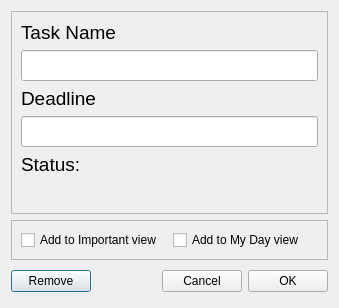
The window that EditTaskDialog.ui (Maksymr0906/ToDoList) describes before a commit, drawn with Qt 5.
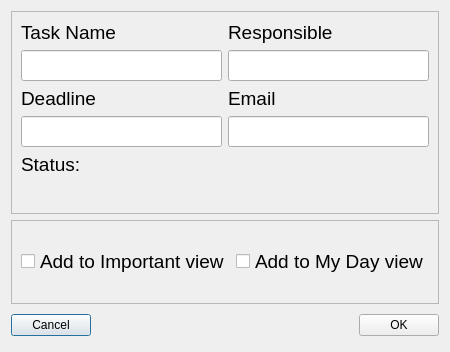
The same window after the commit.

Diff of the .ui file:
```diff
--- a/EditTaskDialog.ui
+++ b/EditTaskDialog.ui
@@ -6,8 +6,8 @@
    <rect>
     <x>0</x>
     <y>0</y>
-    <width>339</width>
-    <height>300</height>
+    <width>428</width>
+    <height>352</height>
    </rect>
   </property>
   <property name="windowTitle">
@@ -22,8 +22,17 @@
      <property name="frameShadow">
       <enum>QFrame::Raised</enum>
      </property>
-     <layout class="QVBoxLayout" name="verticalLayout">
-      <item>
+     <layout class="QGridLayout" name="gridLayout">
+      <item row="1" column="0">
+       <widget class="QLineEdit" name="taskNameLineEdit">
+        <property name="font">
+         <font>
+          <pointsize>14</pointsize>
+         </font>
+        </property>
+       </widget>
+      </item>
+      <item row="0" column="0">
        <widget class="QLabel" name="taskNameLabel">
         <property name="font">
          <font>
@@ -35,28 +44,7 @@
         </property>
        </widget>
       </item>
-      <item>
-       <widget class="QLineEdit" name="taskNameLineEdit">
-        <property name="font">
-         <font>
-          <pointsize>14</pointsize>
-         </font>
-        </property>
-       </widget>
-      </item>
-      <item>
-       <widget class="QLabel" name="deadlineLabel">
-        <property name="font">
-         <font>
-          <pointsize>14</pointsize>
-         </font>
-        </property>
-        <property name="text">
-         <string>Deadline</string>
-        </property>
-       </widget>
-      </item>
-      <item>
+      <item row="3" column="0">
        <widget class="QLineEdit" name="deadlineLineEdit">
         <property name="font">
          <font>
@@ -65,7 +53,7 @@
         </property>
        </widget>
       </item>
-      <item>
+      <item row="4" column="0">
        <widget class="QLabel" name="statusLabel">
         <property name="font">
          <font>
@@ -80,7 +68,19 @@
         </property>
        </widget>
       </item>
-      <item>
+      <item row="2" column="0">
+       <widget class="QLabel" name="deadlineLabel">
+        <property name="font">
+         <font>
+          <pointsize>14</pointsize>
+         </font>
+        </property>
+        <property name="text">
+         <string>Deadline</string>
+        </property>
+       </widget>
+      </item>
+      <item row="5" column="0">
        <widget class="QLabel" name="dateStateLabel">
         <property name="font">
          <font>
@@ -92,6 +92,48 @@
         </property>
        </widget>
       </item>
+      <item row="1" column="1">
+       <widget class="QLineEdit" name="responsibleLineEdit">
+        <property name="font">
+         <font>
+          <pointsize>14</pointsize>
+         </font>
+        </property>
+       </widget>
+      </item>
+      <item row="3" column="1">
+       <widget class="QLineEdit" name="emailLineEdit">
+        <property name="font">
+         <font>
+          <pointsize>14</pointsize>
+         </font>
+        </property>
+       </widget>
+      </item>
+      <item row="2" column="1">
+       <widget class="QLabel" name="emailLabel">
+        <property name="font">
+         <font>
+          <pointsize>14</pointsize>
+         </font>
+        </property>
+        <property name="text">
+         <string>Email</string>
+        </property>
+       </widget>
+      </item>
+      <item row="0" column="1">
+       <widget class="QLabel" name="responsibleLabel">
+        <property name="font">
+         <font>
+          <pointsize>14</pointsize>
+         </font>
+        </property>
+        <property name="text">
+         <string>Responsible</string>
+        </property>
+       </widget>
+      </item>
      </layout>
     </widget>
    </item>
@@ -106,6 +148,11 @@
      <layout class="QHBoxLayout" name="horizontalLayout">
       <item>
        <widget class="QCheckBox" name="isImportantCheckBox">
+        <property name="font">
+         <font>
+          <pointsize>14</pointsize>
+         </font>
+        </property>
         <property name="text">
          <string>Add to Important view</string>
         </property>
@@ -113,6 +160,11 @@
       </item>
       <item>
        <widget class="QCheckBox" name="isMyDayCheckBox">
+        <property name="font">
+         <font>
+          <pointsize>14</pointsize>
+         </font>
+        </property>
         <property name="text">
          <string>Add to My Day view</string>
         </property>
@@ -130,9 +182,9 @@
       <number>0</number>
      </property>
      <item>
-      <widget class="QPushButton" name="removeButton">
+      <widget class="QPushButton" name="cancelButton">
        <property name="text">
-        <string>Remove</string>
+        <string>Cancel</string>
        </property>
       </widget>
      </item>
@@ -149,13 +201,6 @@
        </property>
       </spacer>
      </item>
-     <item>
-      <widget class="QPushButton" name="cancelButton">
-       <property name="text">
-        <string>Cancel</string>
-       </property>
-      </widget>
-     </item>
      <item>
       <widget class="QPushButton" name="okButton">
        <property name="text">
```
